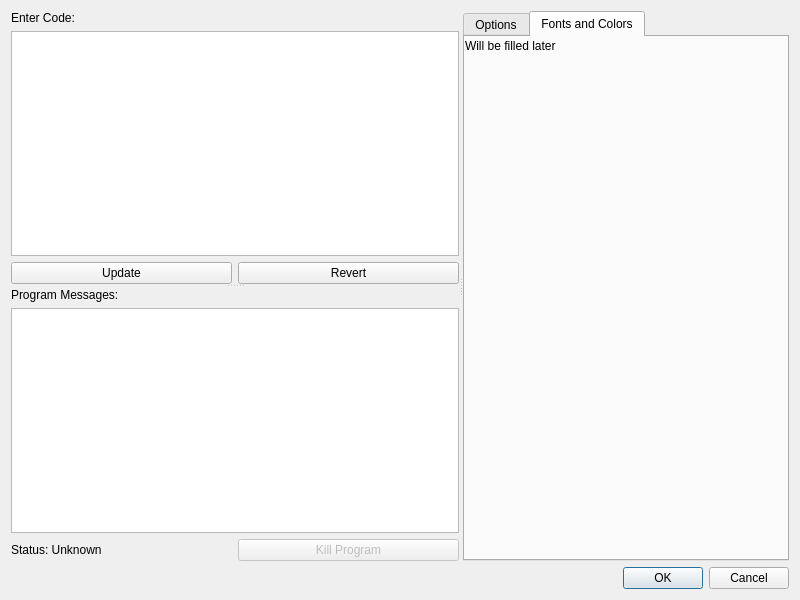
First picture: the form in scribus/latexeditor.ui, repository scribusproject/scribus, before the edit.
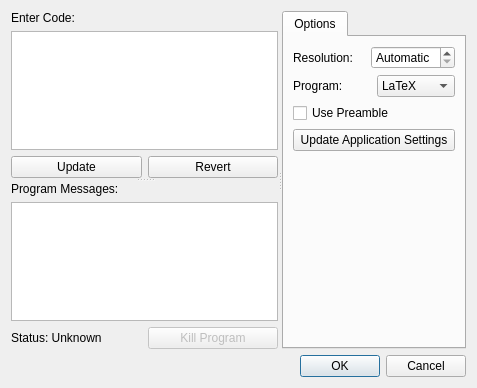
Second picture: the form after the edit. The open tabs and pages were chosen to show the change.

```diff
--- a/scribus/latexeditor.ui
+++ b/scribus/latexeditor.ui
@@ -5,8 +5,8 @@
    <rect>
     <x>0</x>
     <y>0</y>
-    <width>800</width>
-    <height>600</height>
+    <width>477</width>
+    <height>388</height>
    </rect>
   </property>
   <property name="windowTitle" >
@@ -194,24 +194,6 @@
         </item>
        </layout>
       </widget>
-      <widget class="QWidget" name="tab_2" >
-       <attribute name="title" >
-        <string>Fonts and Colors</string>
-       </attribute>
-       <widget class="QLabel" name="label" >
-        <property name="geometry" >
-         <rect>
-          <x>0</x>
-          <y>0</y>
-          <width>221</width>
-          <height>18</height>
-         </rect>
-        </property>
-        <property name="text" >
-         <string>Will be filled later</string>
-        </property>
-       </widget>
-      </widget>
      </widget>
     </widget>
    </item>
```
Left out of the diff: 2 changed lines with no effect on the pictures.
